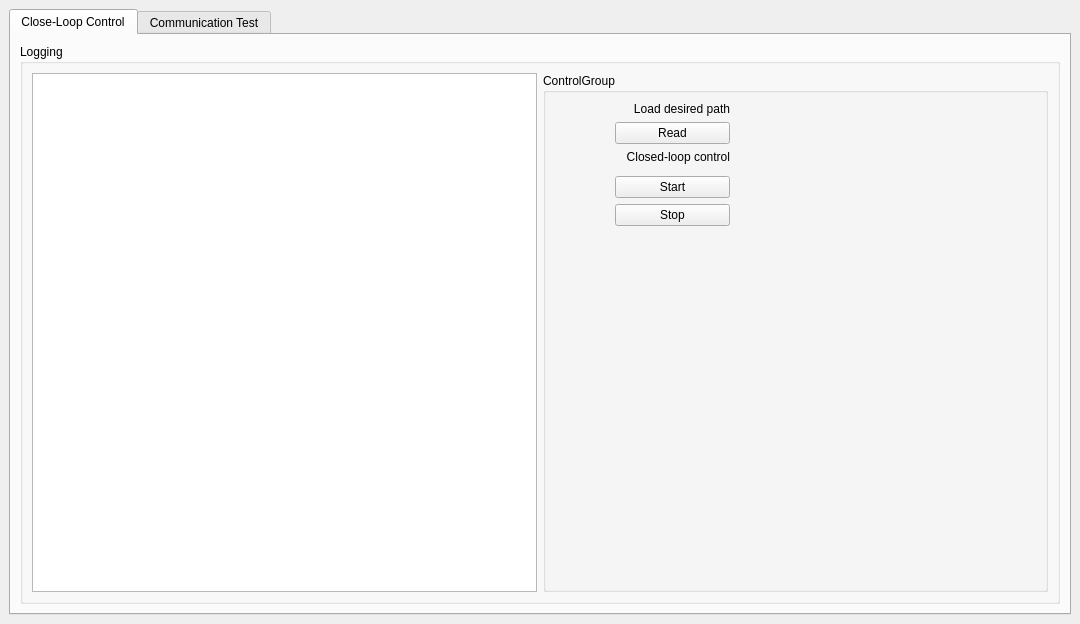
Old version of the form ui/main_window.ui in the repository zhangyl34/lio_servo.
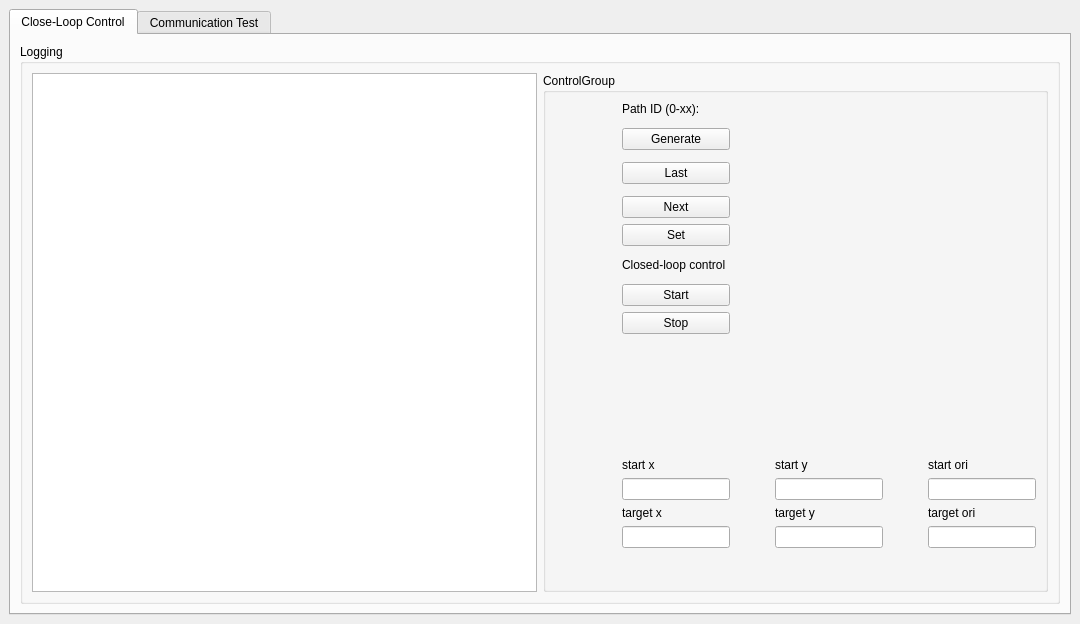
New version of the form. Icons and pictures are not drawn.

Commit message: define the IMU 3D pose interface.

The edit to the form file:
```diff
--- a/ui/main_window.ui
+++ b/ui/main_window.ui
@@ -11,7 +11,7 @@
    </rect>
   </property>
   <property name="sizePolicy">
-   <sizepolicy hsizetype="Fixed" vsizetype="Fixed">
+   <sizepolicy hsizetype="Minimum" vsizetype="Fixed">
     <horstretch>0</horstretch>
     <verstretch>0</verstretch>
    </sizepolicy>
@@ -77,17 +77,66 @@
               <string>ControlGroup</string>
              </property>
              <layout class="QGridLayout" name="gridLayout">
-              <item row="2" column="1" colspan="2">
-               <widget class="QLabel" name="label1_2">
+              <item row="14" column="4">
+               <widget class="QLabel" name="label1_5">
+                <property name="sizePolicy">
+                 <sizepolicy hsizetype="Minimum" vsizetype="Fixed">
+                  <horstretch>0</horstretch>
+                  <verstretch>0</verstretch>
+                 </sizepolicy>
+                </property>
+                <property name="lineWidth">
+                 <number>1</number>
+                </property>
                 <property name="text">
-                 <string>Closed-loop control</string>
+                 <string>start y</string>
                 </property>
-                <property name="alignment">
-                 <set>Qt::AlignRight|Qt::AlignTrailing|Qt::AlignVCenter</set>
+               </widget>
+              </item>
+              <item row="17" column="4">
+               <widget class="QLineEdit" name="lineEdit1_endy">
+                <property name="sizePolicy">
+                 <sizepolicy hsizetype="Minimum" vsizetype="Fixed">
+                  <horstretch>0</horstretch>
+                  <verstretch>0</verstretch>
+                 </sizepolicy>
                 </property>
                </widget>
               </item>
-              <item row="0" column="3" rowspan="7">
+              <item row="12" column="2">
+               <widget class="QPushButton" name="button1_stopTest">
+                <property name="text">
+                 <string>Stop</string>
+                </property>
+               </widget>
+              </item>
+              <item row="16" column="6">
+               <widget class="QLabel" name="label1_9">
+                <property name="sizePolicy">
+                 <sizepolicy hsizetype="Minimum" vsizetype="Fixed">
+                  <horstretch>0</horstretch>
+                  <verstretch>0</verstretch>
+                 </sizepolicy>
+                </property>
+                <property name="lineWidth">
+                 <number>1</number>
+                </property>
+                <property name="text">
+                 <string>target ori</string>
+                </property>
+               </widget>
+              </item>
+              <item row="15" column="6">
+               <widget class="QLineEdit" name="lineEdit1_startori">
+                <property name="sizePolicy">
+                 <sizepolicy hsizetype="Minimum" vsizetype="Fixed">
+                  <horstretch>0</horstretch>
+                  <verstretch>0</verstretch>
+                 </sizepolicy>
+                </property>
+               </widget>
+              </item>
+              <item row="0" column="3" rowspan="14" colspan="4">
                <widget class="QLabel" name="label1_3">
                 <property name="enabled">
                  <bool>true</bool>
@@ -109,30 +158,179 @@
                 </property>
                </widget>
               </item>
-              <item row="0" column="1" colspan="2">
-               <widget class="QLabel" name="label1_1">
+              <item row="17" column="6">
+               <widget class="QLineEdit" name="lineEdit1_endori">
+                <property name="sizePolicy">
+                 <sizepolicy hsizetype="Minimum" vsizetype="Fixed">
+                  <horstretch>0</horstretch>
+                  <verstretch>0</verstretch>
+                 </sizepolicy>
+                </property>
+               </widget>
+              </item>
+              <item row="15" column="2">
+               <widget class="QLineEdit" name="lineEdit1_startx">
+                <property name="sizePolicy">
+                 <sizepolicy hsizetype="Minimum" vsizetype="Fixed">
+                  <horstretch>0</horstretch>
+                  <verstretch>0</verstretch>
+                 </sizepolicy>
+                </property>
+               </widget>
+              </item>
+              <item row="16" column="2">
+               <widget class="QLabel" name="label1_7">
+                <property name="sizePolicy">
+                 <sizepolicy hsizetype="Minimum" vsizetype="Fixed">
+                  <horstretch>0</horstretch>
+                  <verstretch>0</verstretch>
+                 </sizepolicy>
+                </property>
                 <property name="text">
-                 <string>Load desired path</string>
+                 <string>target x</string>
+                </property>
+               </widget>
+              </item>
+              <item row="7" column="2">
+               <widget class="QPushButton" name="button1_setPath">
+                <property name="text">
+                 <string>Set</string>
+                </property>
+               </widget>
+              </item>
+              <item row="16" column="4">
+               <widget class="QLabel" name="label1_8">
+                <property name="sizePolicy">
+                 <sizepolicy hsizetype="Minimum" vsizetype="Fixed">
+                  <horstretch>0</horstretch>
+                  <verstretch>0</verstretch>
+                 </sizepolicy>
+                </property>
+                <property name="lineWidth">
+                 <number>1</number>
+                </property>
+                <property name="text">
+                 <string>target y</string>
+                </property>
+               </widget>
+              </item>
+              <item row="14" column="2">
+               <widget class="QLabel" name="label1_4">
+                <property name="sizePolicy">
+                 <sizepolicy hsizetype="Minimum" vsizetype="Fixed">
+                  <horstretch>0</horstretch>
+                  <verstretch>0</verstretch>
+                 </sizepolicy>
+                </property>
+                <property name="text">
+                 <string>start x</string>
+                </property>
+               </widget>
+              </item>
+              <item row="2" column="2">
+               <widget class="QPushButton" name="button1_genPath">
+                <property name="text">
+                 <string>Generate</string>
+                </property>
+               </widget>
+              </item>
+              <item row="14" column="6">
+               <widget class="QLabel" name="label1_6">
+                <property name="lineWidth">
+                 <number>1</number>
+                </property>
+                <property name="text">
+                 <string>start ori</string>
+                </property>
+               </widget>
+              </item>
+              <item row="17" column="2">
+               <widget class="QLineEdit" name="lineEdit1_endx">
+                <property name="sizePolicy">
+                 <sizepolicy hsizetype="Minimum" vsizetype="Fixed">
+                  <horstretch>0</horstretch>
+                  <verstretch>0</verstretch>
+                 </sizepolicy>
+                </property>
+               </widget>
+              </item>
+              <item row="11" column="2">
+               <widget class="QPushButton" name="button1_startTest">
+                <property name="text">
+                 <string>Start</string>
+                </property>
+               </widget>
+              </item>
+              <item row="9" column="2">
+               <widget class="QLabel" name="label1_2">
+                <property name="layoutDirection">
+                 <enum>Qt::LeftToRight</enum>
+                </property>
+                <property name="text">
+                 <string>Closed-loop control</string>
                 </property>
                 <property name="alignment">
-                 <set>Qt::AlignRight|Qt::AlignTrailing|Qt::AlignVCenter</set>
+                 <set>Qt::AlignLeading|Qt::AlignLeft|Qt::AlignVCenter</set>
                 </property>
                </widget>
               </item>
-              <item row="1" column="1" colspan="2">
-               <widget class="QPushButton" name="button1_readPath">
+              <item row="13" column="2">
+               <spacer name="verticalSpacer1_1">
+                <property name="orientation">
+                 <enum>Qt::Vertical</enum>
+                </property>
+                <property name="sizeHint" stdset="0">
+                 <size>
+                  <width>20</width>
+                  <height>40</height>
+                 </size>
+                </property>
+               </spacer>
+              </item>
+              <item row="20" column="1" colspan="6">
+               <spacer name="verticalSpacer1_2">
+                <property name="orientation">
+                 <enum>Qt::Vertical</enum>
+                </property>
+                <property name="sizeHint" stdset="0">
+                 <size>
+                  <width>20</width>
+                  <height>40</height>
+                 </size>
+                </property>
+               </spacer>
+              </item>
+              <item row="4" column="2">
+               <widget class="QPushButton" name="button1_pathLast">
                 <property name="text">
-                 <string>Read</string>
+                 <string>Last</string>
                 </property>
                </widget>
               </item>
-              <item row="1" column="0">
+              <item row="15" column="4">
+               <widget class="QLineEdit" name="lineEdit1_starty">
+                <property name="sizePolicy">
+                 <sizepolicy hsizetype="Minimum" vsizetype="Fixed">
+                  <horstretch>0</horstretch>
+                  <verstretch>0</verstretch>
+                 </sizepolicy>
+                </property>
+               </widget>
+              </item>
+              <item row="6" column="2">
+               <widget class="QPushButton" name="button1_pathNext">
+                <property name="text">
+                 <string>Next</string>
+                </property>
+               </widget>
+              </item>
+              <item row="2" column="0" rowspan="7" colspan="2">
                <spacer name="horizontalSpacer1">
                 <property name="orientation">
                  <enum>Qt::Horizontal</enum>
                 </property>
                 <property name="sizeType">
-                 <enum>QSizePolicy::Preferred</enum>
+                 <enum>QSizePolicy::Minimum</enum>
                 </property>
                 <property name="sizeHint" stdset="0">
                  <size>
@@ -142,46 +340,16 @@
                 </property>
                </spacer>
               </item>
-              <item row="4" column="1" colspan="2">
-               <widget class="QPushButton" name="button1_startTest">
+              <item row="0" column="2">
+               <widget class="QLabel" name="label1_1">
                 <property name="text">
-                 <string>Start</string>
+                 <string>Path ID (0-xx):</string>
                 </property>
-               </widget>
-              </item>
-              <item row="5" column="1" colspan="2">
-               <widget class="QPushButton" name="button1_stopTest">
-                <property name="text">
-                 <string>Stop</string>
+                <property name="alignment">
+                 <set>Qt::AlignLeading|Qt::AlignLeft|Qt::AlignVCenter</set>
                 </property>
                </widget>
               </item>
-              <item row="6" column="0" colspan="3">
-               <spacer name="verticalSpacer1_1">
-                <property name="orientation">
-                 <enum>Qt::Vertical</enum>
-                </property>
-                <property name="sizeHint" stdset="0">
-                 <size>
-                  <width>20</width>
-                  <height>40</height>
-                 </size>
-                </property>
-               </spacer>
-              </item>
-              <item row="10" column="0" colspan="4">
-               <spacer name="verticalSpacer1_2">
-                <property name="orientation">
-                 <enum>Qt::Vertical</enum>
-                </property>
-                <property name="sizeHint" stdset="0">
-                 <size>
-                  <width>20</width>
-                  <height>40</height>
-                 </size>
-                </property>
-               </spacer>
-              </item>
              </layout>
             </widget>
            </item>
```
Left out of the diff: 26 changed lines with no effect on the pictures. The commit also changes 7 other files.
